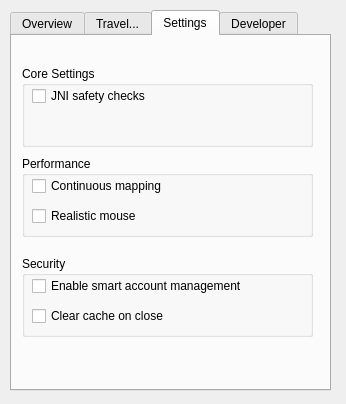
The window that src/GUImodule/mainwindow.ui (alaineman/PowerGrid) describes before a commit, drawn with Qt 5.
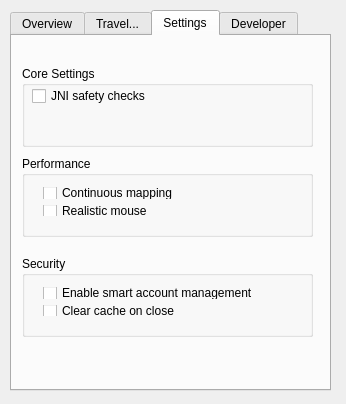
The same window after the commit. Icons and pictures are not drawn.

The edit to the form file:
```diff
--- a/src/GUImodule/mainwindow.ui
+++ b/src/GUImodule/mainwindow.ui
@@ -375,34 +375,34 @@
       <property name="title">
        <string>Performance</string>
       </property>
+      <widget class="QWidget" name="">
+       <property name="geometry">
+        <rect>
+         <x>10</x>
+         <y>20</y>
+         <width>271</width>
+         <height>51</height>
+        </rect>
+       </property>
+       <layout class="QVBoxLayout" name="verticalLayout_3">
+        <item>
       <widget class="QCheckBox" name="mappingCheck">
-       <property name="geometry">
-        <rect>
-         <x>10</x>
-         <y>20</y>
-         <width>141</width>
-         <height>20</height>
-        </rect>
-       </property>
        <property name="text">
         <string>Continuous mapping</string>
        </property>
       </widget>
+        </item>
+        <item>
       <widget class="QCheckBox" name="mouseCheck">
-       <property name="geometry">
-        <rect>
-         <x>10</x>
-         <y>50</y>
-         <width>141</width>
-         <height>20</height>
-        </rect>
-       </property>
        <property name="text">
         <string>Realistic mouse</string>
        </property>
       </widget>
-     </widget>
-     <widget class="QGroupBox" name="groupBox_4">
+        </item>
+       </layout>
+      </widget>
+     </widget>
+     <widget class="QGroupBox" name="Security">
       <property name="geometry">
        <rect>
         <x>10</x>
@@ -414,35 +414,35 @@
       <property name="title">
        <string>Security</string>
       </property>
-      <widget class="QCheckBox" name="checkBox">
+      <widget class="QWidget" name="">
        <property name="geometry">
         <rect>
          <x>10</x>
          <y>20</y>
-         <width>231</width>
-         <height>20</height>
+         <width>271</width>
+         <height>51</height>
         </rect>
        </property>
+       <layout class="QVBoxLayout" name="verticalLayout_2">
+        <item>
+         <widget class="QCheckBox" name="accManagementCheck">
        <property name="text">
         <string>Enable smart account management</string>
        </property>
       </widget>
-      <widget class="QCheckBox" name="checkBox_2">
-       <property name="geometry">
-        <rect>
-         <x>10</x>
-         <y>50</y>
-         <width>231</width>
-         <height>20</height>
-        </rect>
-       </property>
+        </item>
+        <item>
+         <widget class="QCheckBox" name="cacheClearCheck">
        <property name="text">
         <string>Clear cache on close</string>
        </property>
       </widget>
-     </widget>
-    </widget>
-    <widget class="QWidget" name="tab">
+        </item>
+       </layout>
+      </widget>
+     </widget>
+    </widget>
+    <widget class="QWidget" name="DeveloperTab">
      <attribute name="title">
       <string>Developer</string>
      </attribute>
```
Left out of the diff: 6 changed lines with no effect on the pictures. Lines whose indentation alone changed are shown as unchanged.
